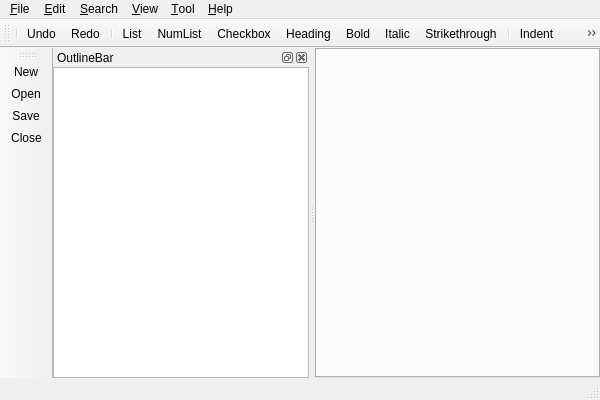
First picture: the form in viMarkdown/viMarkdown/MainWindow.ui, repository shigmas/viMarkdown, before the edit.
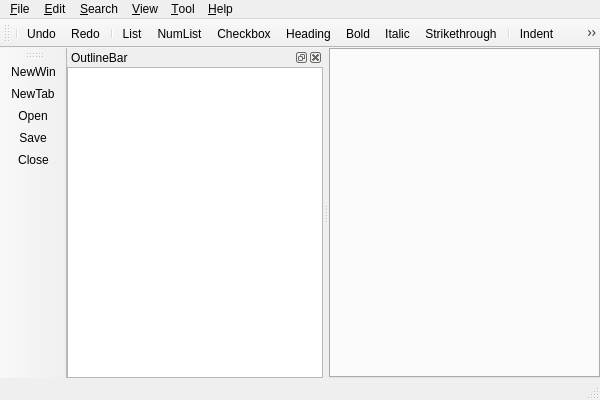
Second picture: the form after the edit. Icons and pictures are not drawn.

```diff
--- a/viMarkdown/viMarkdown/MainWindow.ui
+++ b/viMarkdown/viMarkdown/MainWindow.ui
@@ -175,6 +175,7 @@
     <bool>false</bool>
    </attribute>
    <addaction name="action_New"/>
+   <addaction name="action_NewTab"/>
    <addaction name="action_Open"/>
    <addaction name="action_Save"/>
    <addaction name="action_Close"/>
@@ -251,7 +252,7 @@
      <normaloff>:/MainWindow/images/add_notes_48.png</normaloff>:/MainWindow/images/add_notes_48.png</iconset>
    </property>
    <property name="text">
-    <string>&amp;New</string>
+    <string>&amp;NewWin</string>
    </property>
    <property name="shortcut">
     <string>Ctrl+N</string>
@@ -708,6 +709,18 @@
     <string>ThickKeisen</string>
    </property>
   </action>
+  <action name="action_NewTab">
+   <property name="icon">
+    <iconset resource="MainWindow.qrc">
+     <normaloff>:/MainWindow/images/new_tab_48.png</normaloff>:/MainWindow/images/new_tab_48.png</iconset>
+   </property>
+   <property name="text">
+    <string>New&amp;Tab</string>
+   </property>
+   <property name="shortcut">
+    <string>Ctrl+T</string>
+   </property>
+  </action>
  </widget>
  <layoutdefault spacing="6" margin="11"/>
  <resources>
```
Left out of the diff: 3 changed lines with no effect on the pictures.
